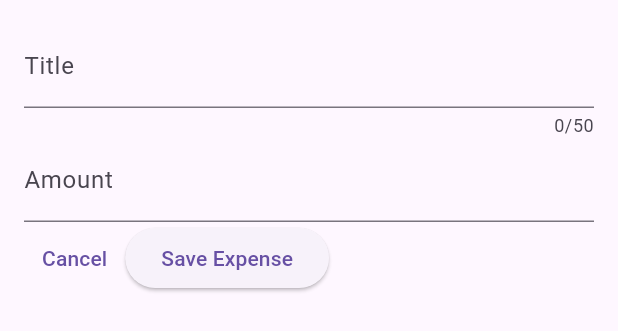
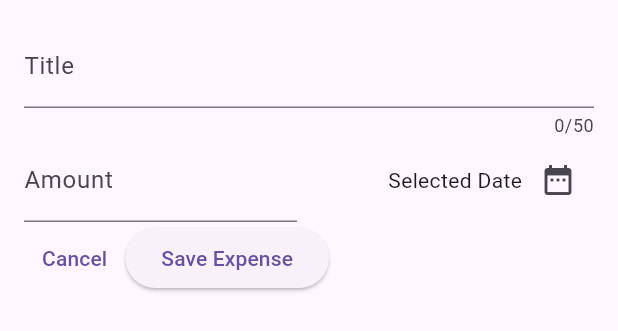
Before and after one commit to jigolaurito93/Expense-Tracker-Flutter, a Flutter app: the NewExpense widget shown alone on an empty page, opened directly, on a phone screen of 412 x 824 dp. Shown: the top 331 px of the screen. Run offline on Flutter 3.47's test engine with Material 3 defaults, Android fonts, the phone set to English and light mode, and no system bars.

Commit message:
created a function with a DatePicker widget

```diff
--- a/lib/widgets/new_expense.dart
+++ b/lib/widgets/new_expense.dart
@@ -1,4 +1,6 @@
+import 'package:flutter/cupertino.dart';
 import 'package:flutter/material.dart';
+import 'package:flutter/widgets.dart';
 
 class NewExpense extends StatefulWidget {
   const NewExpense({super.key});
@@ -10,6 +12,16 @@ class NewExpense extends StatefulWidget {
 class _NewExpenseState extends State<NewExpense> {
   final _titleController = TextEditingController();
   final _amountController = TextEditingController();
+
+  void _presentDatePicker() {
+    final now = DateTime.now();
+    final firstDate = DateTime(now.year - 1, now.month, now.day);
+    showDatePicker(
+        context: context,
+        initialDate: now,
+        firstDate: firstDate,
+        lastDate: now);
+  }
 
   @override
   void dispose() {
@@ -31,13 +43,35 @@ class _NewExpenseState extends State<NewExpense> {
               label: Text('Title'),
             ),
           ),
-          TextField(
+          Row(
+            children: [
+              Expanded(
+                child: TextField(
                   controller: _amountController,
                   keyboardType: TextInputType.number,
                   decoration: const InputDecoration(
                     prefixText: '\$ ',
                     label: Text('Amount'),
                   ),
+                ),
+              ),
+              const SizedBox(
+                width: 16,
+              ),
+              Expanded(
+                child: Row(
+                  mainAxisAlignment: MainAxisAlignment.end,
+                  crossAxisAlignment: CrossAxisAlignment.center,
+                  children: [
+                    const Text('Selected Date'),
+                    IconButton(
+                      onPressed: _presentDatePicker,
+                      icon: const Icon(Icons.date_range),
+                    )
+                  ],
+                ),
+              )
+            ],
           ),
           Row(
             children: [
```
Lines whose indentation alone changed are shown as unchanged.
